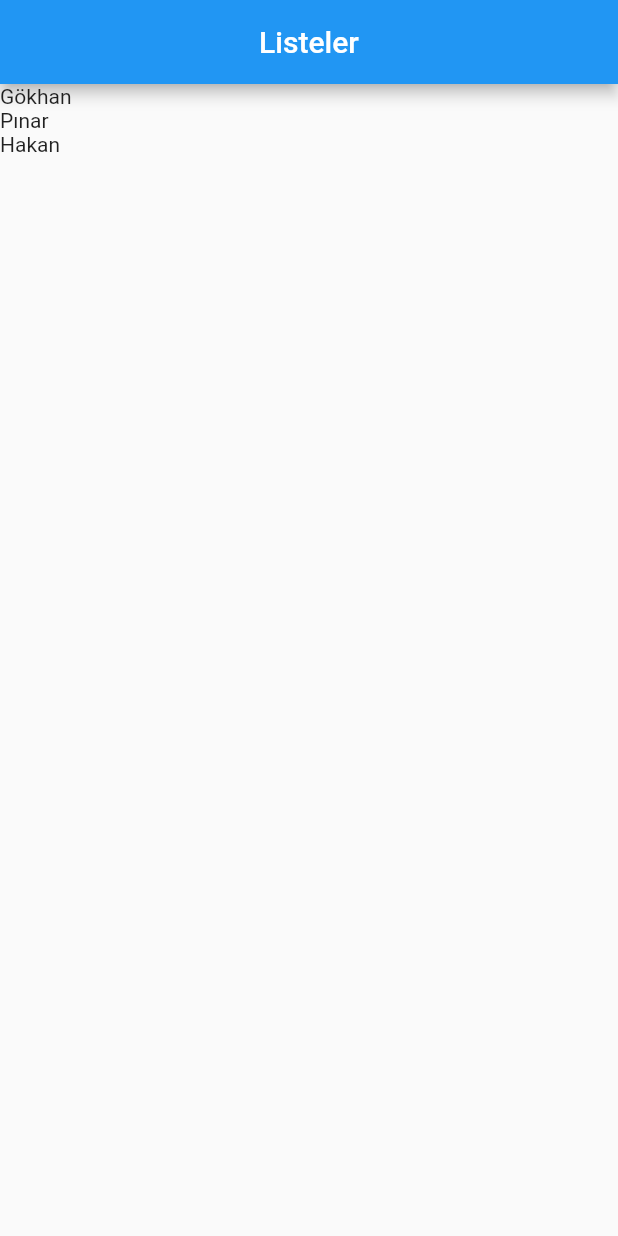
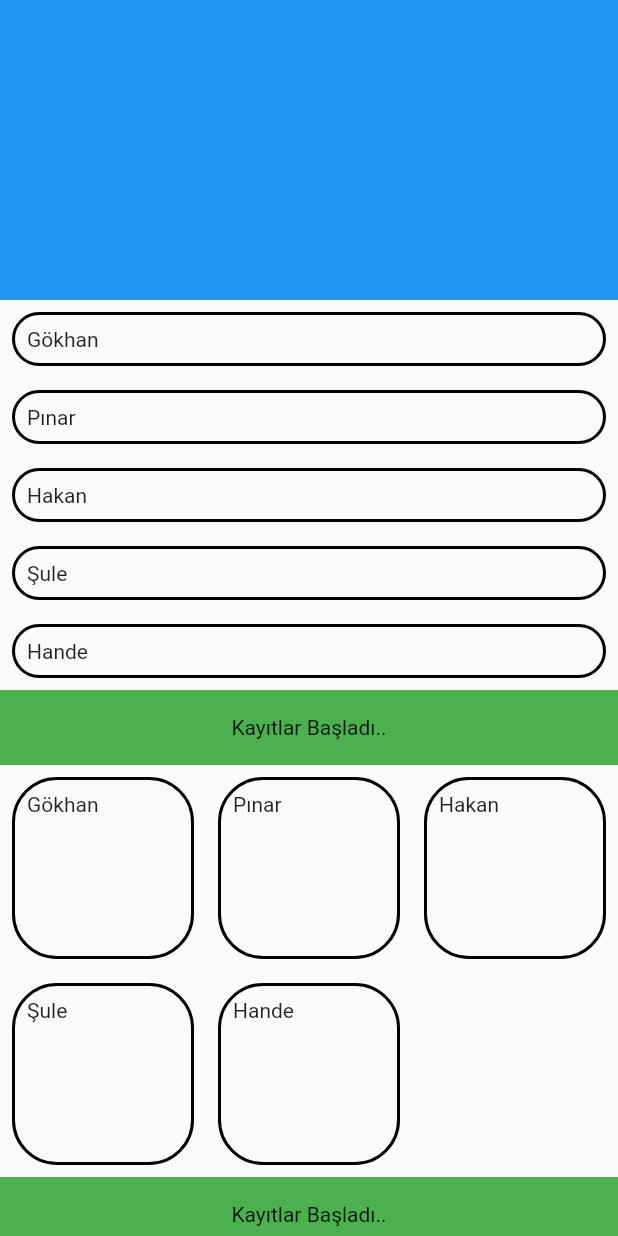
Before and after one commit to sgokhanbirkin/flutter_fest, a Flutter app: the screen it shows after launch, on a phone screen of 412 x 824 dp. Run offline on Flutter 3.47's test engine with Material 2 defaults, Android fonts, the phone set to English and light mode, and no system bars; our stand-ins replace dio, google_fonts.

Commit message:
listeler&widgetler_1

```diff
--- /dev/null
+++ b/flutter_fest/lib/Listeler&Widgetlar 1/deatailPage.dart
@@ -0,0 +1,20 @@
+import 'package:flutter/material.dart';
+
+class DetailPage extends StatefulWidget {
+  const DetailPage({Key? key}) : super(key: key);
+
+  @override
+  _DetailPageState createState() => _DetailPageState();
+}
+
+class _DetailPageState extends State<DetailPage> {
+  @override
+  Widget build(BuildContext context) {
+    return Scaffold(
+      appBar: AppBar(),
+      body: Center(
+        child: Text('Yeni Sayfa '),
+      ),
+    );
+  }
+}
--- /dev/null
+++ b/flutter_fest/lib/Listeler&Widgetlar 1/listeler.dart
@@ -0,0 +1,163 @@
+import 'package:flutter/material.dart';
+import 'package:flutter_fest/Listeler&Widgetlar%201/deatailPage.dart';
+
+class ListelerWidget extends StatefulWidget {
+  const ListelerWidget({Key? key}) : super(key: key);
+
+  @override
+  _ListelerWidgetState createState() => _ListelerWidgetState();
+}
+
+class _ListelerWidgetState extends State<ListelerWidget> {
+  List<String>? students;
+
+  @override
+  void initState() {
+    students = ['Gökhan', 'Pınar', 'Hakan', 'Şule', 'Hande'];
+
+    super.initState();
+  }
+
+  @override
+  Widget build(BuildContext context) {
+    return Scaffold(
+      // appBar: AppBar(
+      //   title: const Text('Listeler'),
+      //   centerTitle: true,
+      // ),
+
+      body: (students == null)
+          ? const Center(child: Text('İçerik Bulunamadı..'))
+          : SafeArea(
+              child: CustomScrollView(
+                slivers: [
+                  const SliverAppBar(
+                    expandedHeight: 200,
+                    pinned: true,
+                  ),
+                  SliverList(
+                    delegate: SliverChildBuilderDelegate(
+                      (context, index) {
+                        return _listItemWidget(students![index]);
+                      },
+                      childCount: students!.length,
+                    ),
+                  ),
+                  SliverToBoxAdapter(
+                    child: Container(
+                      height: 50,
+                      color: Colors.green,
+                      child: const Center(
+                        child: Text('Kayıtlar Başladı..'),
+                      ),
+                    ),
+                  ),
+                  SliverGrid(
+                    gridDelegate:
+                        const SliverGridDelegateWithFixedCrossAxisCount(
+                      crossAxisCount: 3,
+                    ),
+                    delegate: SliverChildBuilderDelegate(
+                      (context, index) {
+                        return _listItemWidget(students![index]);
+                      },
+                      childCount: students!.length,
+                    ),
+                  ),
+                  SliverToBoxAdapter(
+                    child: Container(
+                      height: 50,
+                      color: Colors.green,
+                      child: const Center(
+                        child: Text('Kayıtlar Başladı..'),
+                      ),
+                    ),
+                  ),
+                  SliverGrid(
+                    gridDelegate:
+                        const SliverGridDelegateWithFixedCrossAxisCount(
+                      crossAxisCount: 3,
+                    ),
+                    delegate: SliverChildBuilderDelegate(
+                      (context, index) {
+                        return _listItemWidget(students![index]);
+                      },
+                      childCount: students!.length,
+                    ),
+                  ),
+                ],
+/**Column(
+                children: [
+                  Expanded(
+                    child: _listWidget(students!),
+                  ),
+                  Expanded(
+                    child: _listWidget(students!),
+                  )
+                ],
+              ), */
+              ),
+            ),
+    );
+  }
+
+  Widget _listWidget(List<String> _students) {
+    return ListView.separated(
+      //GridView()
+      // gridDelegate: const SliverGridDelegateWithFixedCrossAxisCount(
+      //   crossAxisCount: 2,
+      //   crossAxisSpacing: 5.0,
+      //   mainAxisSpacing: 5.0,
+      //   childAspectRatio: 1 / 2,
+      // ),
+      // children: _studentList(_students),
+      // ListView.builder()
+      itemCount: _students.length,
+      separatorBuilder: (context, index) {
+        return const Divider(
+          color: Colors.black,
+        );
+      },
+      itemBuilder: (context, index) {
+        return _listItemWidget(_students[index]);
+      },
+    );
+  }
+
+  Widget _listItemWidget(String student) {
+    return Padding(
+      padding: const EdgeInsets.all(8.0),
+      child: InkWell(
+        splashColor: Colors.green,
+        onTap: () {
+          goToDetailPage();
+        },
+        child: Container(
+          decoration: BoxDecoration(
+            borderRadius: BorderRadius.circular(30),
+            border: Border.all(
+              width: 2,
+            ),
+          ),
+          child: Padding(
+            padding: const EdgeInsets.all(8.0),
+            child: Text(student),
+          ),
+        ),
+      ),
+    );
+  }
+
+  goToDetailPage() {
+    Navigator.push(context, MaterialPageRoute(builder: (context) {
+      return const DetailPage();
+    })).then((value) {
+      print('Dönüş yapıldı..');
+    });
+    print("Düğmeye basıldı..");
+  }
+
+  List<Widget> _studentList(List<String> _students) => _students
+      .map((student) => Container(color: Colors.amber, child: Text(student)))
+      .toList();
+}
--- a/flutter_fest/lib/Listeler&Widgetlar 2/listeler.dart
+++ /dev/null
@@ -1,35 +0,0 @@
-import 'package:flutter/material.dart';
-
-class ListelerWidget extends StatefulWidget {
-  const ListelerWidget({Key? key}) : super(key: key);
-
-  @override
-  _ListelerWidgetState createState() => _ListelerWidgetState();
-}
-
-class _ListelerWidgetState extends State<ListelerWidget> {
-  List? students;
-
-  @override
-  void initState() {
-    students = ['Gökhan', 'Pınar', 'Hakan', 'Şule'];
-    super.initState();
-  }
-
-  @override
-  Widget build(BuildContext context) {
-    return Scaffold(
-      appBar: AppBar(
-        title: const Text('Listeler'),
-        centerTitle: true,
-      ),
-      body: ListView(
-        children: [
-          Text(students![0]),
-          Text(students![1]),
-          Text(students![2]),
-        ],
-      ),
-    );
-  }
-}
--- a/flutter_fest/lib/main.dart
+++ b/flutter_fest/lib/main.dart
@@ -1,5 +1,5 @@
 import 'package:flutter/material.dart';
-import 'package:flutter_fest/Listeler&Widgetlar%202/listeler.dart';
+import 'package:flutter_fest/Listeler&Widgetlar%201/listeler.dart';
 
 void main() => runApp(const MyApp());
 
```
